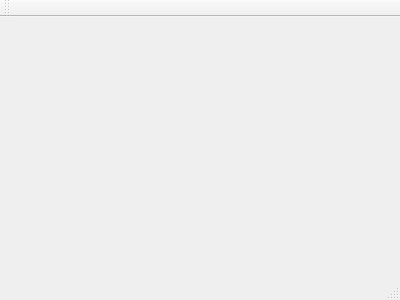
This is UI/MainWindow.ui in AdrienVannson/IA as Qt 5 draws it before an edit. The edited form follows.
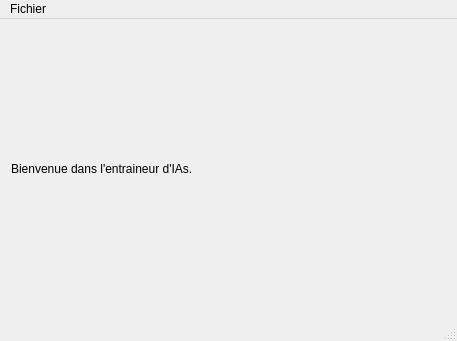
This is the edited form.

Commit message: Création de la fenêtre principale

```diff
--- a/UI/MainWindow.ui
+++ b/UI/MainWindow.ui
@@ -1,24 +1,53 @@
 <ui version="4.0">
  <class>MainWindow</class>
- <widget class="QMainWindow" name="MainWindow" >
-  <property name="geometry" >
+ <widget class="QMainWindow" name="MainWindow">
+  <property name="geometry">
    <rect>
     <x>0</x>
     <y>0</y>
-    <width>400</width>
-    <height>300</height>
+    <width>457</width>
+    <height>341</height>
    </rect>
   </property>
   <property name="windowTitle" >
    <string>MainWindow</string>
   </property>
-  <widget class="QMenuBar" name="menuBar" />
-  <widget class="QToolBar" name="mainToolBar" />
-  <widget class="QWidget" name="centralWidget" />
-  <widget class="QStatusBar" name="statusBar" />
+  <widget class="QWidget" name="centralWidget">
+   <layout class="QVBoxLayout" name="verticalLayout">
+    <item>
+     <widget class="QLabel" name="label">
+      <property name="text">
+       <string>Bienvenue dans l'entraineur d'IAs.</string>
+      </property>
+     </widget>
+    </item>
+   </layout>
+  </widget>
+  <widget class="QMenuBar" name="menuBar">
+   <property name="geometry">
+    <rect>
+     <x>0</x>
+     <y>0</y>
+     <width>457</width>
+     <height>19</height>
+    </rect>
+   </property>
+   <widget class="QMenu" name="menuFichier">
+    <property name="title">
+     <string>Fichier</string>
+    </property>
+    <addaction name="actionQuitter"/>
+   </widget>
+   <addaction name="menuFichier"/>
+  </widget>
+  <widget class="QStatusBar" name="statusBar"/>
+  <action name="actionQuitter">
+   <property name="text">
+    <string>Quitter</string>
+   </property>
+  </action>
  </widget>
- <layoutDefault spacing="6" margin="11" />
- <pixmapfunction></pixmapfunction>
+ <layoutdefault spacing="6" margin="11"/>
  <resources/>
  <connections/>
 </ui>
```
Left out of the diff: 24 changed lines with no effect on the pictures.
